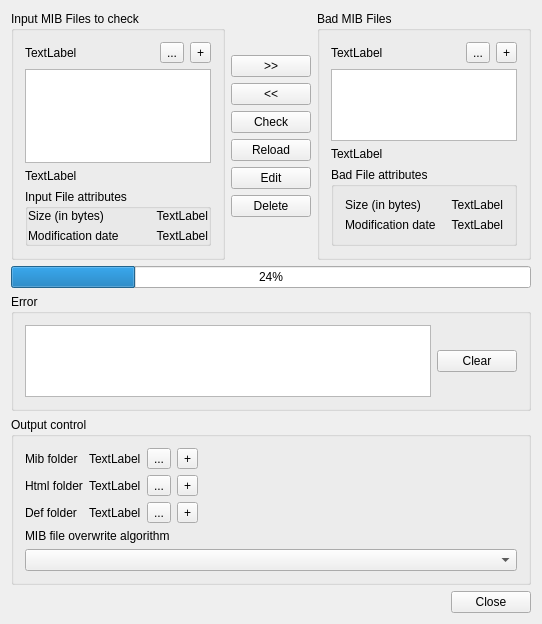
The window that MainWindow.ui (ram-0000/MibChecker) describes before a commit, drawn with Qt 5.
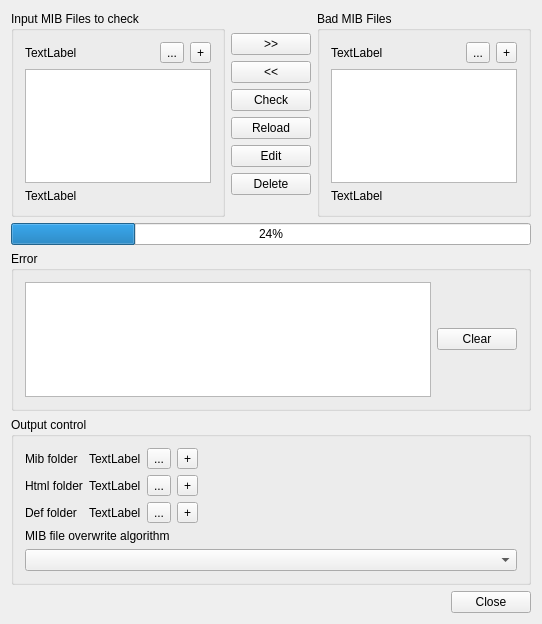
The same window after the commit. Icons and pictures are not drawn.

Commit message: Use tooltip for size and modification date of mib files

Patch:
```diff
--- a/MainWindow.ui
+++ b/MainWindow.ui
@@ -73,61 +73,6 @@
            </property>
           </widget>
          </item>
-         <item>
-          <widget class="QGroupBox" name="groupBox_5">
-           <property name="title">
-            <string>Input File attributes</string>
-           </property>
-           <layout class="QFormLayout" name="formLayout_2">
-            <property name="leftMargin">
-             <number>0</number>
-            </property>
-            <property name="topMargin">
-             <number>0</number>
-            </property>
-            <property name="rightMargin">
-             <number>0</number>
-            </property>
-            <property name="bottomMargin">
-             <number>0</number>
-            </property>
-            <item row="0" column="0">
-             <widget class="QLabel" name="CheckFileSizeLabel">
-              <property name="text">
-               <string>Size (in bytes)</string>
-              </property>
-             </widget>
-            </item>
-            <item row="1" column="0">
-             <widget class="QLabel" name="CheckFileDateLabel">
-              <property name="text">
-               <string>Modification date</string>
-              </property>
-             </widget>
-            </item>
-            <item row="0" column="1">
-             <widget class="QLabel" name="CheckFileSizeEdit">
-              <property name="text">
-               <string>TextLabel</string>
-              </property>
-              <property name="alignment">
-               <set>Qt::AlignRight|Qt::AlignTrailing|Qt::AlignVCenter</set>
-              </property>
-             </widget>
-            </item>
-            <item row="1" column="1">
-             <widget class="QLabel" name="CheckFileDateEdit">
-              <property name="text">
-               <string>TextLabel</string>
-              </property>
-              <property name="alignment">
-               <set>Qt::AlignRight|Qt::AlignTrailing|Qt::AlignVCenter</set>
-              </property>
-             </widget>
-            </item>
-           </layout>
-          </widget>
-         </item>
         </layout>
        </widget>
       </item>
@@ -262,49 +207,6 @@
            </property>
           </widget>
          </item>
-         <item>
-          <widget class="QGroupBox" name="groupBox_6">
-           <property name="title">
-            <string>Bad File attributes</string>
-           </property>
-           <layout class="QFormLayout" name="formLayout_3">
-            <item row="0" column="0">
-             <widget class="QLabel" name="BadFileSizeLabel">
-              <property name="text">
-               <string>Size (in bytes)</string>
-              </property>
-             </widget>
-            </item>
-            <item row="0" column="1">
-             <widget class="QLabel" name="BadFileSizeEdit">
-              <property name="text">
-               <string>TextLabel</string>
-              </property>
-              <property name="alignment">
-               <set>Qt::AlignRight|Qt::AlignTrailing|Qt::AlignVCenter</set>
-              </property>
-             </widget>
-            </item>
-            <item row="1" column="0">
-             <widget class="QLabel" name="BadFileDateLabel">
-              <property name="text">
-               <string>Modification date</string>
-              </property>
-             </widget>
-            </item>
-            <item row="1" column="1">
-             <widget class="QLabel" name="BadFileDateEdit">
-              <property name="text">
-               <string>TextLabel</string>
-              </property>
-              <property name="alignment">
-               <set>Qt::AlignRight|Qt::AlignTrailing|Qt::AlignVCenter</set>
-              </property>
-             </widget>
-            </item>
-           </layout>
-          </widget>
-         </item>
         </layout>
        </widget>
       </item>
```
The commit also changes 7 other files.
